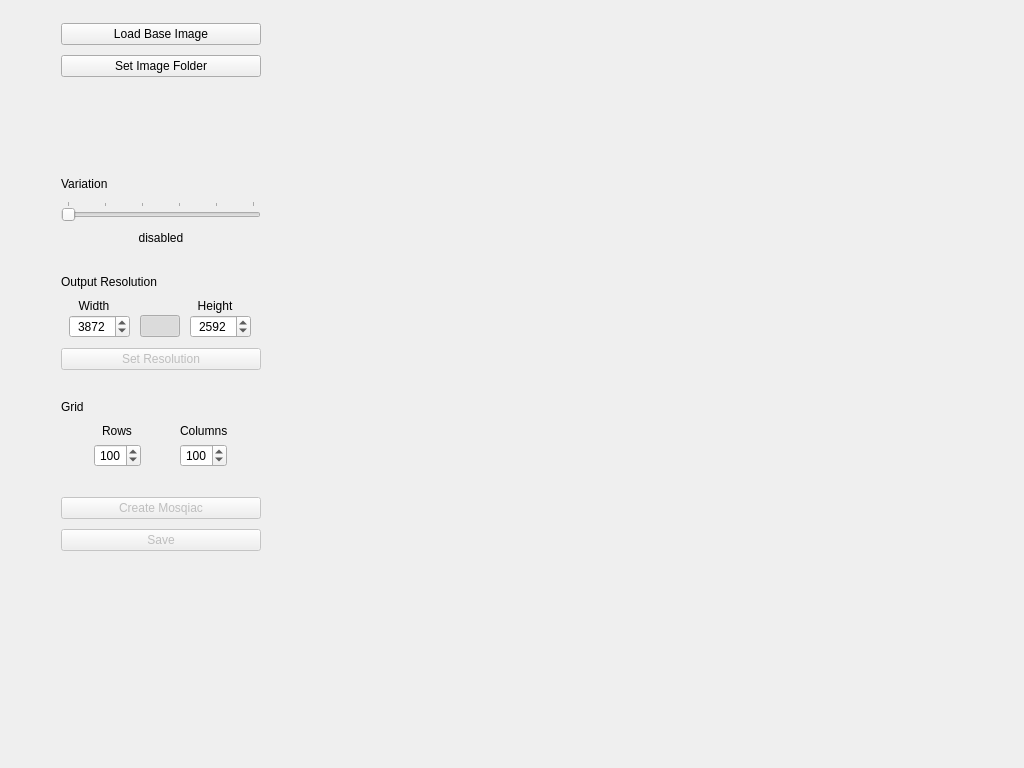
The window that mainwindow.ui (scheckmedia/ImageMosaicWall) describes before a commit, drawn with Qt 5.
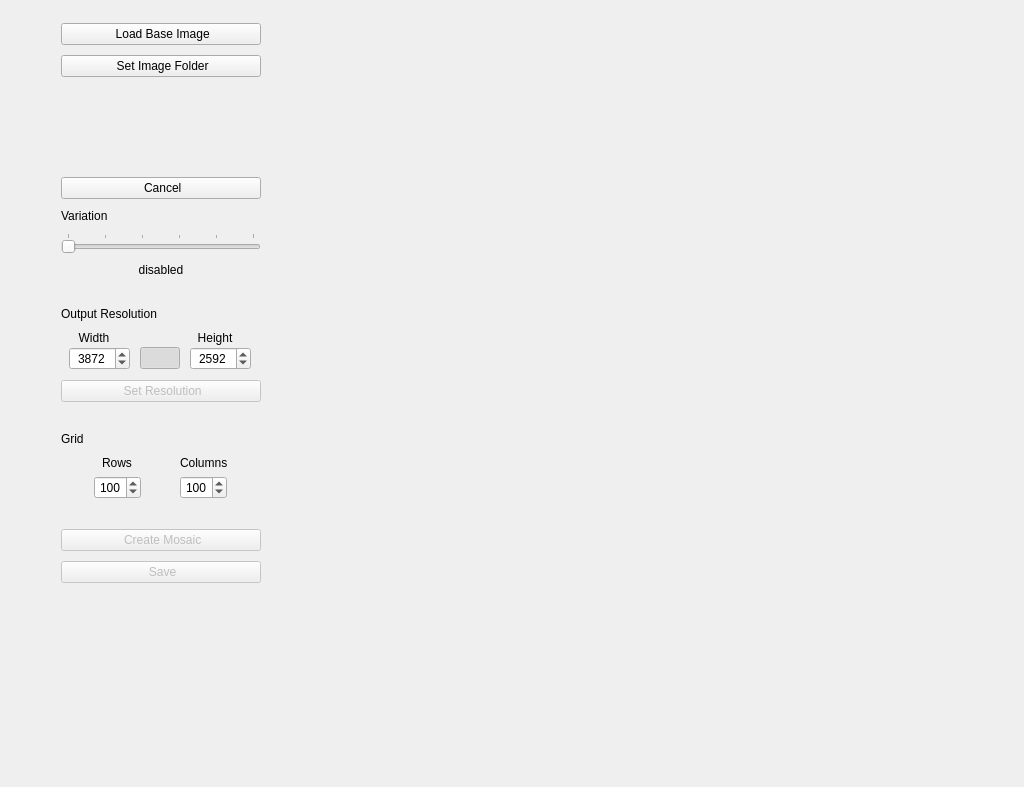
The same window after the commit. Icons and pictures are not drawn. Custom widgets are drawn as their Qt base class.

What changed in the file:
```diff
--- a/mainwindow.ui
+++ b/mainwindow.ui
@@ -7,7 +7,7 @@
     <x>0</x>
     <y>0</y>
     <width>1024</width>
-    <height>768</height>
+    <height>787</height>
    </rect>
   </property>
   <property name="windowTitle">
@@ -72,7 +72,7 @@
           <number>0</number>
          </property>
          <item row="0" column="0">
-          <layout class="QVBoxLayout" name="verticalLayout" stretch="0,0,0,0,0,0,0,0,0,0,0,0,0,0,0,0,0">
+          <layout class="QVBoxLayout" name="verticalLayout" stretch="0,0,0,0,0,0,0,0,0,0,0,0,0,0,0,0,0,0">
            <property name="spacing">
             <number>10</number>
            </property>
@@ -100,7 +100,7 @@
               </size>
              </property>
              <property name="text">
-              <string>Load Base Image</string>
+              <string> Load Base Image</string>
              </property>
              <property name="icon">
               <iconset resource="assets.qrc">
@@ -132,7 +132,7 @@
               </size>
              </property>
              <property name="text">
-              <string>Set Image Folder</string>
+              <string> Set Image Folder</string>
              </property>
              <property name="icon">
               <iconset resource="assets.qrc">
@@ -177,6 +177,35 @@
              </property>
             </widget>
            </item>
+           <item alignment="Qt::AlignHCenter">
+            <widget class="QPushButton" name="btnCancel">
+             <property name="minimumSize">
+              <size>
+               <width>200</width>
+               <height>0</height>
+              </size>
+             </property>
+             <property name="maximumSize">
+              <size>
+               <width>200</width>
+               <height>16777215</height>
+              </size>
+             </property>
+             <property name="text">
+              <string> Cancel</string>
+             </property>
+             <property name="icon">
+              <iconset resource="assets.qrc">
+               <normaloff>:/icons/assets/cancel.png</normaloff>:/icons/assets/cancel.png</iconset>
+             </property>
+             <property name="iconSize">
+              <size>
+               <width>32</width>
+               <height>32</height>
+              </size>
+             </property>
+            </widget>
+           </item>
            <item>
             <widget class="QLabel" name="lblSettings">
              <property name="sizePolicy">
@@ -324,7 +353,7 @@
                 <number>1</number>
                </property>
                <property name="maximum">
-                <number>16512</number>
+                <number>32768</number>
                </property>
                <property name="value">
                 <number>3872</number>
@@ -374,7 +403,7 @@
                 <string/>
                </property>
                <property name="maximum">
-                <number>16512</number>
+                <number>32768</number>
                </property>
                <property name="value">
                 <number>2592</number>
@@ -439,7 +468,7 @@
               </size>
              </property>
              <property name="text">
-              <string>Set Resolution</string>
+              <string> Set Resolution</string>
              </property>
              <property name="icon">
               <iconset resource="assets.qrc">
@@ -590,7 +619,7 @@
               </size>
              </property>
              <property name="text">
-              <string>Create Mosqiac</string>
+              <string> Create Mosaic</string>
              </property>
              <property name="icon">
               <iconset resource="assets.qrc">
@@ -625,7 +654,7 @@
               </size>
              </property>
              <property name="text">
-              <string>Save</string>
+              <string> Save</string>
              </property>
              <property name="icon">
               <iconset resource="assets.qrc">
```
Left out of the diff: 20 changed lines with no effect on the pictures.
